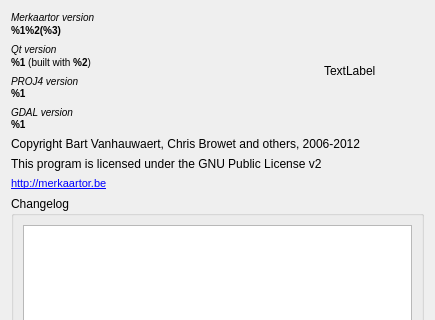
Above: src/common/AboutDialog.ui from openstreetmap/merkaartor before the change; both pictures show x 0 to 435 and y 0 to 320 of the 435 by 469 pixel window. Below: the same form after it.
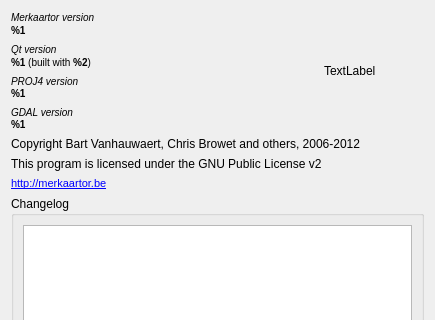
That is the form after the change.

Commit message:
Fixed a lot of the Windows build system.
Versions are now fully sources from git, installer is (hopefully) ready to use,
and the build is easier than ever.

```diff
--- a/src/common/AboutDialog.ui
+++ b/src/common/AboutDialog.ui
@@ -32,7 +32,7 @@
 p, li { white-space: pre-wrap; }
 &lt;/style&gt;&lt;/head&gt;&lt;body style=&quot; font-size:small; font-weight:400; font-style:normal;&quot;&gt;
 &lt;p style=&quot; margin-top:0px; margin-bottom:0px; margin-left:0px; margin-right:0px; -qt-block-indent:0; text-indent:0px;&quot;&gt;&lt;span style=&quot; font-size:small; font-style:italic;&quot;&gt;Merkaartor version&lt;/span&gt;&lt;span style=&quot; font-size:8pt;&quot;&gt; &lt;/span&gt;&lt;/p&gt;
-&lt;p style=&quot; margin-top:0px; margin-bottom:0px; margin-left:0px; margin-right:0px; -qt-block-indent:0; text-indent:0px;&quot;&gt;&lt;span style=&quot; font-size:small; font-weight:600;&quot;&gt;%1%2(%3)&lt;/span&gt;&lt;/p&gt;&lt;/body&gt;&lt;/html&gt;</string>
+&lt;p style=&quot; margin-top:0px; margin-bottom:0px; margin-left:0px; margin-right:0px; -qt-block-indent:0; text-indent:0px;&quot;&gt;&lt;span style=&quot; font-size:small; font-weight:600;&quot;&gt;%1&lt;/span&gt;&lt;/p&gt;&lt;/body&gt;&lt;/html&gt;</string>
          </property>
         </widget>
        </item>
```
The commit also changes 7 other files.
